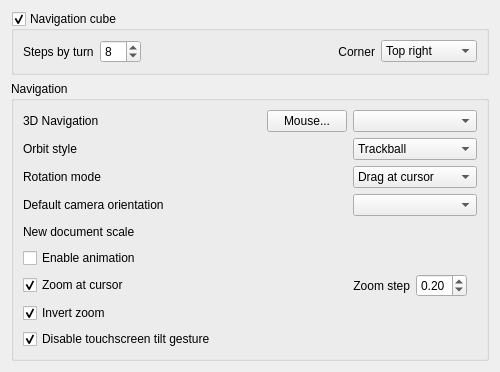
First picture: the form in src/Gui/DlgSettingsNavigation.ui, repository southseact-3d/fcd, before the edit.
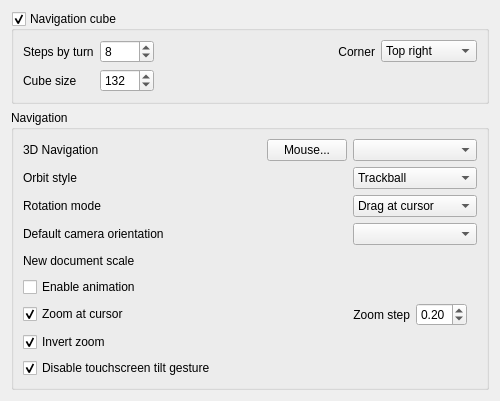
Second picture: the form after the edit. Custom widgets are drawn as their Qt base class.

Commit message:
Gui: Add setting for changing size of navigation cube
It's already possible to change size of the navigation cube through the
parameters. This just adds a GUI option in the preferences window.

```diff
--- a/src/Gui/DlgSettingsNavigation.ui
+++ b/src/Gui/DlgSettingsNavigation.ui
@@ -108,6 +108,38 @@
         </item>
        </widget>
       </item>
+      <item row="2" column="0">
+       <widget class="QLabel" name="label_3">
+        <property name="text">
+         <string>Cube size</string>
+        </property>
+       </widget>
+      </item>
+      <item row="2" column="1">
+       <widget class="Gui::PrefSpinBox" name="prefCubeSize">
+        <property name="toolTip">
+         <string>Size of the navigation cube</string>
+        </property>
+        <property name="minimum">
+         <number>10</number>
+        </property>
+        <property name="maximum">
+         <number>1024</number>
+        </property>
+        <property name="singleStep">
+         <number>10</number>
+        </property>
+        <property name="value">
+         <number>132</number>
+        </property>
+        <property name="prefEntry" stdset="0">
+         <cstring>CubeSize</cstring>
+        </property>
+        <property name="prefPath" stdset="0">
+         <cstring>NaviCube</cstring>
+        </property>
+       </widget>
+      </item>
      </layout>
     </widget>
    </item>
```
The commit also changes 1 other file.
